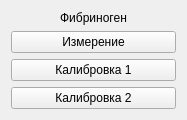
Old version of the form choisedialog/ko3.ui in the repository krang4d/Agrekola.
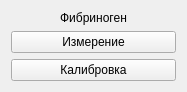
New version of the form.

```diff
--- a/choisedialog/ko3.ui
+++ b/choisedialog/ko3.ui
@@ -7,7 +7,7 @@
     <x>0</x>
     <y>0</y>
     <width>187</width>
-    <height>120</height>
+    <height>91</height>
    </rect>
   </property>
   <property name="windowTitle">
@@ -42,23 +42,13 @@
      <item>
       <widget class="QPushButton" name="calibr1Button">
        <property name="text">
-        <string>Калибровка 1</string>
+        <string>Калибровка</string>
        </property>
        <property name="shortcut">
         <string>Ctrl+Return</string>
        </property>
       </widget>
      </item>
-     <item>
-      <widget class="QPushButton" name="calibr2Button">
-       <property name="text">
-        <string>Калибровка 2</string>
-       </property>
-       <property name="shortcut">
-        <string>Ctrl+Shift+Return</string>
-       </property>
-      </widget>
-     </item>
     </layout>
    </item>
   </layout>
```
